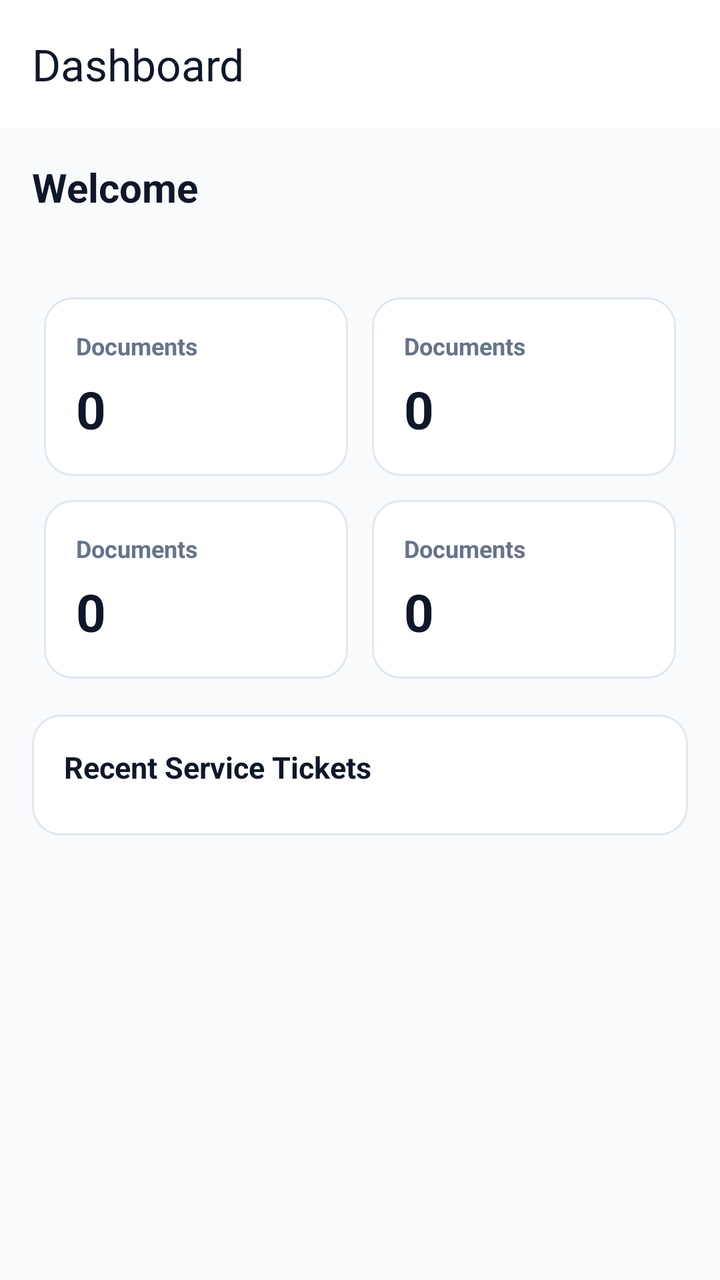
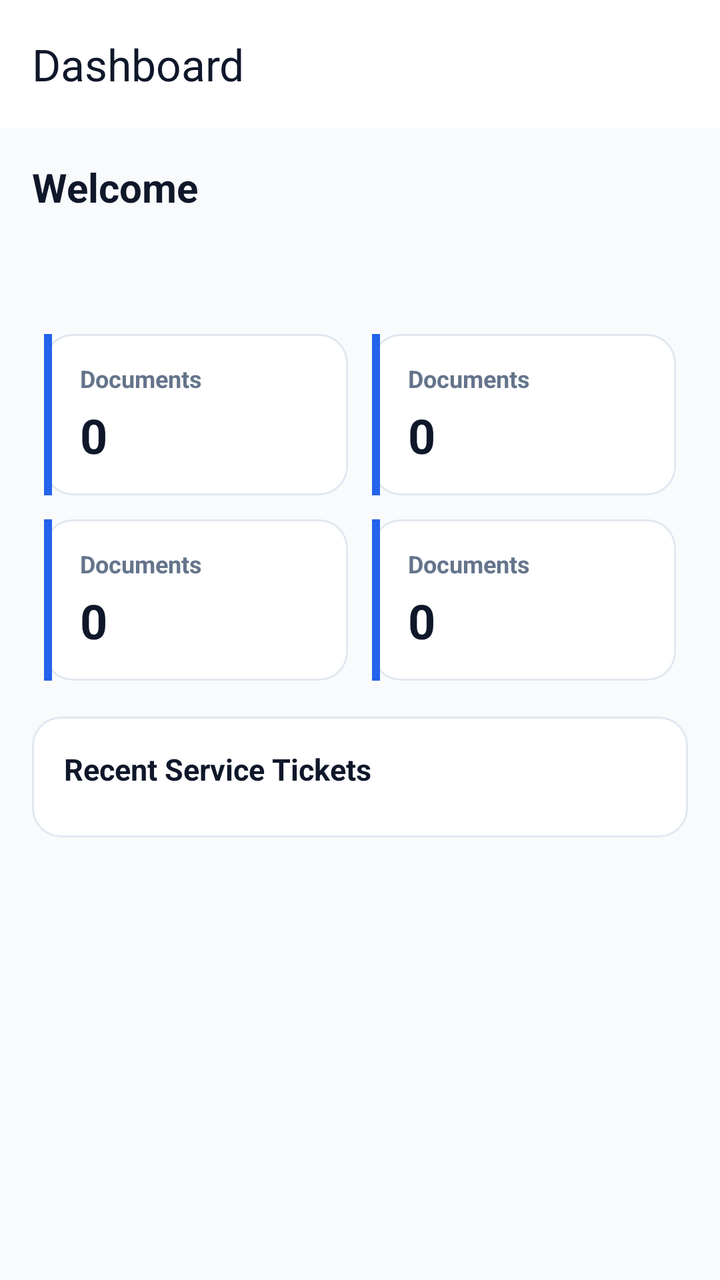

Two renders of the same Android screen: before a commit and after it. Below are the layout's source before the change and the commit's diff.
<!-- AndroidManifest.xml: application theme Theme.ApexLedger -->
<!-- res/layout/activity_dashboard.xml -->
<?xml version="1.0" encoding="utf-8"?>
<androidx.drawerlayout.widget.DrawerLayout xmlns:android="http://schemas.android.com/apk/res/android"
    xmlns:app="http://schemas.android.com/apk/res-auto"
    android:id="@+id/drawerLayout"
    android:layout_width="match_parent"
    android:layout_height="match_parent">

    <LinearLayout
        android:layout_width="match_parent"
        android:layout_height="match_parent"
        android:orientation="vertical"
        android:background="@color/gray_50">

        <com.google.android.material.appbar.MaterialToolbar
            android:id="@+id/toolbar"
            android:layout_width="match_parent"
            android:layout_height="?attr/actionBarSize"
            android:background="@color/white"
            app:titleTextColor="@color/navy"
            app:title="Dashboard" />

        <ScrollView
            android:layout_width="match_parent"
            android:layout_height="match_parent">

            <LinearLayout
                android:layout_width="match_parent"
                android:layout_height="wrap_content"
                android:orientation="vertical"
                android:padding="16dp">

                <TextView
                    android:id="@+id/tvWelcome"
                    android:layout_width="wrap_content"
                    android:layout_height="wrap_content"
                    android:text="Welcome"
                    android:textColor="@color/navy"
                    android:textStyle="bold"
                    android:textSize="20sp" />

                <TextView
                    android:id="@+id/tvRole"
                    android:layout_width="wrap_content"
                    android:layout_height="wrap_content"
                    android:textColor="@color/gray_500"
                    android:textSize="13sp"
                    android:layout_marginTop="2dp"
                    android:layout_marginBottom="16dp" />

                <LinearLayout
                    android:layout_width="match_parent"
                    android:layout_height="wrap_content"
                    android:orientation="horizontal">

                    <include layout="@layout/item_stat_card" android:id="@+id/statDocuments" />
                    <include layout="@layout/item_stat_card" android:id="@+id/statMessages" />
                </LinearLayout>

                <LinearLayout
                    android:layout_width="match_parent"
                    android:layout_height="wrap_content"
                    android:orientation="horizontal">

                    <include layout="@layout/item_stat_card" android:id="@+id/statTickets" />
                    <include layout="@layout/item_stat_card" android:id="@+id/statOverdue" />
                </LinearLayout>

                <LinearLayout
                    android:layout_width="match_parent"
                    android:layout_height="wrap_content"
                    android:orientation="vertical"
                    android:background="@drawable/bg_card_stroke"
                    android:padding="16dp"
                    android:layout_marginTop="12dp">

                    <TextView
                        android:layout_width="wrap_content"
                        android:layout_height="wrap_content"
                        android:text="Recent Service Tickets"
                        android:textColor="@color/navy"
                        android:textStyle="bold"
                        android:textSize="15sp"
                        android:layout_marginBottom="8dp" />

                    <androidx.recyclerview.widget.RecyclerView
                        android:id="@+id/rvRecentTickets"
                        android:layout_width="match_parent"
                        android:layout_height="wrap_content"
                        android:nestedScrollingEnabled="false" />

                </LinearLayout>

            </LinearLayout>
        </ScrollView>
    </LinearLayout>

    <com.google.android.material.navigation.NavigationView
        android:id="@+id/navigationView"
        android:layout_width="wrap_content"
        android:layout_height="match_parent"
        android:layout_gravity="start"
        android:background="@color/white"
        app:menu="@menu/drawer_menu" />

</androidx.drawerlayout.widget.DrawerLayout>
<!-- res/layout/item_stat_card.xml (included above) -->
<?xml version="1.0" encoding="utf-8"?>
<LinearLayout xmlns:android="http://schemas.android.com/apk/res/android"
    android:layout_width="0dp"
    android:layout_height="wrap_content"
    android:layout_weight="1"
    android:layout_margin="6dp"
    android:orientation="vertical"
    android:background="@drawable/bg_card_stroke"
    android:padding="16dp">

    <TextView
        android:id="@+id/tvStatLabel"
        android:layout_width="wrap_content"
        android:layout_height="wrap_content"
        android:text="Documents"
        android:textColor="@color/gray_500"
        android:textSize="12sp"
        android:textStyle="bold" />

    <TextView
        android:id="@+id/tvStatValue"
        android:layout_width="wrap_content"
        android:layout_height="wrap_content"
        android:text="0"
        android:textColor="@color/navy"
        android:textStyle="bold"
        android:textSize="26sp"
        android:layout_marginTop="6dp" />

</LinearLayout>
<!-- resources referenced by this layout -->
<resources>
  <color name="gray_50">#F8FAFC</color>
  <color name="gray_500">#64748B</color>
  <color name="navy">#0F172A</color>
  <color name="white">#FFFFFF</color>
  <!-- drawable bg_card_stroke (drawable) -->
  <?xml version="1.0" encoding="utf-8"?>
  <shape xmlns:android="http://schemas.android.com/apk/res/android" android:shape="rectangle">
      <corners android:radius="14dp" />
      <solid android:color="@color/white" />
      <stroke android:width="1dp" android:color="@color/gray_200" />
  </shape>
  <style name="Theme.ApexLedger" parent="Base.Theme.ApexLedger" />
  <color name="gray_200">#E2E8F0</color>
  <style name="Base.Theme.ApexLedger" parent="Theme.Material3.DayNight.NoActionBar">
          
          
      </style>
</resources>

<!-- the commit's change to res/layout/activity_dashboard.xml (unified diff, before → after) -->
@@ -37,6 +37,14 @@
                     android:textColor="@color/navy"
                     android:textStyle="bold"
                     android:textSize="20sp" />
+
+                <TextView
+                    android:id="@+id/tvDate"
+                    android:layout_width="wrap_content"
+                    android:layout_height="wrap_content"
+                    android:textColor="@color/gray_500"
+                    android:textSize="12sp"
+                    android:layout_marginTop="2dp" />
 
                 <TextView
                     android:id="@+id/tvRole"
@@ -110,27 +118,40 @@
     android:layout_height="wrap_content"
     android:layout_weight="1"
     android:layout_margin="6dp"
-    android:orientation="vertical"
-    android:background="@drawable/bg_card_stroke"
-    android:padding="16dp">
+    android:orientation="horizontal"
+    android:background="@drawable/bg_card_stroke">
 
-    <TextView
-        android:id="@+id/tvStatLabel"
-        android:layout_width="wrap_content"
+    <View
+        android:id="@+id/statAccentBar"
+        android:layout_width="4dp"
+        android:layout_height="match_parent"
+        android:background="@color/primary" />
+
+    <LinearLayout
+        android:layout_width="0dp"
         android:layout_height="wrap_content"
-        android:text="Documents"
-        android:textColor="@color/gray_500"
-        android:textSize="12sp"
-        android:textStyle="bold" />
+        android:layout_weight="1"
+        android:orientation="vertical"
+        android:padding="14dp">
 
-    <TextView
-        android:id="@+id/tvStatValue"
-        android:layout_width="wrap_content"
-        android:layout_height="wrap_content"
-        android:text="0"
-        android:textColor="@color/navy"
-        android:textStyle="bold"
-        android:textSize="26sp"
-        android:layout_marginTop="6dp" />
+        <TextView
+            android:id="@+id/tvStatLabel"
+            android:layout_width="wrap_content"
+            android:layout_height="wrap_content"
+            android:text="Documents"
+            android:textColor="@color/gray_500"
+            android:textSize="12sp"
+            android:textStyle="bold" />
 
+        <TextView
+            android:id="@+id/tvStatValue"
+            android:layout_width="wrap_content"
+            android:layout_height="wrap_content"
+            android:text="0"
+            android:textColor="@color/navy"
+            android:textStyle="bold"
+            android:textSize="24sp"
+            android:layout_marginTop="4dp" />
+
+    </LinearLayout>
 </LinearLayout>
<!-- resource entries referenced after the edit -->
@@ -3,6 +3,7 @@
   <color name="gray_50">#F8FAFC</color>
   <color name="gray_500">#64748B</color>
   <color name="navy">#0F172A</color>
+  <color name="primary">#2563EB</color>
   <color name="white">#FFFFFF</color>
   <!-- drawable bg_card_stroke (drawable) -->
   <?xml version="1.0" encoding="utf-8"?>
